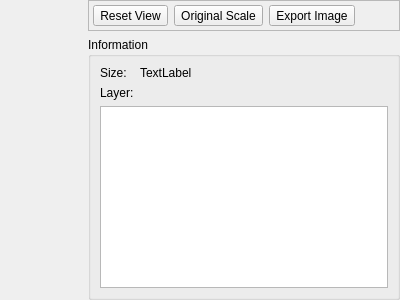
The window that src/diagnostic/ui/EXRWindow.ui (PearCoding/PearRay) describes before a commit, drawn with Qt 5.
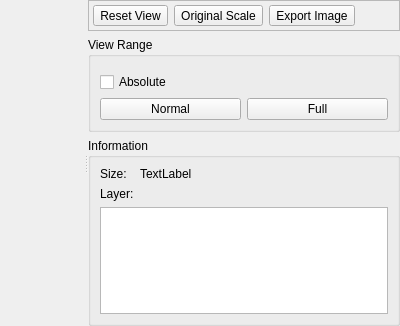
The same window after the commit. Icons and pictures are not drawn. Custom widgets are drawn as their Qt base class.

```diff
--- a/src/diagnostic/ui/EXRWindow.ui
+++ b/src/diagnostic/ui/EXRWindow.ui
@@ -7,7 +7,7 @@
     <x>0</x>
     <y>0</y>
     <width>400</width>
-    <height>300</height>
+    <height>326</height>
    </rect>
   </property>
   <property name="windowTitle">
@@ -27,6 +27,13 @@
     <number>0</number>
    </property>
    <item>
+    <widget class="QSplitter" name="splitter">
+     <property name="orientation">
+      <enum>Qt::Horizontal</enum>
+     </property>
+     <property name="childrenCollapsible">
+      <bool>false</bool>
+     </property>
     <widget class="ImageView" name="imageWidget" native="true">
      <property name="sizePolicy">
       <sizepolicy hsizetype="Expanding" vsizetype="Expanding">
@@ -35,9 +42,13 @@
       </sizepolicy>
      </property>
     </widget>
-   </item>
-   <item>
     <widget class="QWidget" name="widget" native="true">
+      <property name="sizePolicy">
+       <sizepolicy hsizetype="Minimum" vsizetype="Preferred">
+        <horstretch>0</horstretch>
+        <verstretch>0</verstretch>
+       </sizepolicy>
+      </property>
      <layout class="QVBoxLayout" name="verticalLayout">
       <property name="leftMargin">
        <number>0</number>
@@ -121,8 +132,71 @@
         </layout>
        </widget>
       </item>
+       <item>
+        <widget class="QGroupBox" name="groupBox_2">
+         <property name="sizePolicy">
+          <sizepolicy hsizetype="Minimum" vsizetype="Preferred">
+           <horstretch>0</horstretch>
+           <verstretch>0</verstretch>
+          </sizepolicy>
+         </property>
+         <property name="title">
+          <string>View Range</string>
+         </property>
+         <layout class="QVBoxLayout" name="verticalLayout_2">
+          <item>
+           <widget class="RangeSlider" name="widget_2" native="true"/>
+          </item>
+          <item>
+           <widget class="QCheckBox" name="checkBox">
+            <property name="text">
+             <string>Absolute</string>
+            </property>
+           </widget>
+          </item>
+          <item>
+           <widget class="QWidget" name="widget_3" native="true">
+            <layout class="QHBoxLayout" name="horizontalLayout_3">
+             <property name="leftMargin">
+              <number>0</number>
+             </property>
+             <property name="topMargin">
+              <number>0</number>
+             </property>
+             <property name="rightMargin">
+              <number>0</number>
+             </property>
+             <property name="bottomMargin">
+              <number>0</number>
+             </property>
+             <item>
+              <widget class="QPushButton" name="pushButton">
+               <property name="text">
+                <string>Normal</string>
+               </property>
+              </widget>
+             </item>
+             <item>
+              <widget class="QPushButton" name="pushButton_2">
+               <property name="text">
+                <string>Full</string>
+               </property>
+              </widget>
+             </item>
+            </layout>
+           </widget>
+          </item>
+         </layout>
+        </widget>
+       </item>
       <item>
        <widget class="QGroupBox" name="groupBox">
+         <property name="sizePolicy">
+          <sizepolicy hsizetype="Minimum" vsizetype="Preferred">
+           <horstretch>0</horstretch>
+           <verstretch>0</verstretch>
+          </sizepolicy>
+         </property>
         <property name="title">
          <string>Information</string>
         </property>
@@ -166,6 +240,7 @@
       </item>
      </layout>
     </widget>
+    </widget>
    </item>
   </layout>
  </widget>
@@ -176,6 +251,12 @@
    <header>widgets/ImageView.h</header>
    <container>1</container>
   </customwidget>
+  <customwidget>
+   <class>RangeSlider</class>
+   <extends>QWidget</extends>
+   <header>widgets/RangeSlider.h</header>
+   <container>1</container>
+  </customwidget>
  </customwidgets>
  <resources>
   <include location="../resources/icons.qrc"/>
```
Left out of the diff: 6 changed lines with no effect on the pictures. Lines whose indentation alone changed are shown as unchanged.
